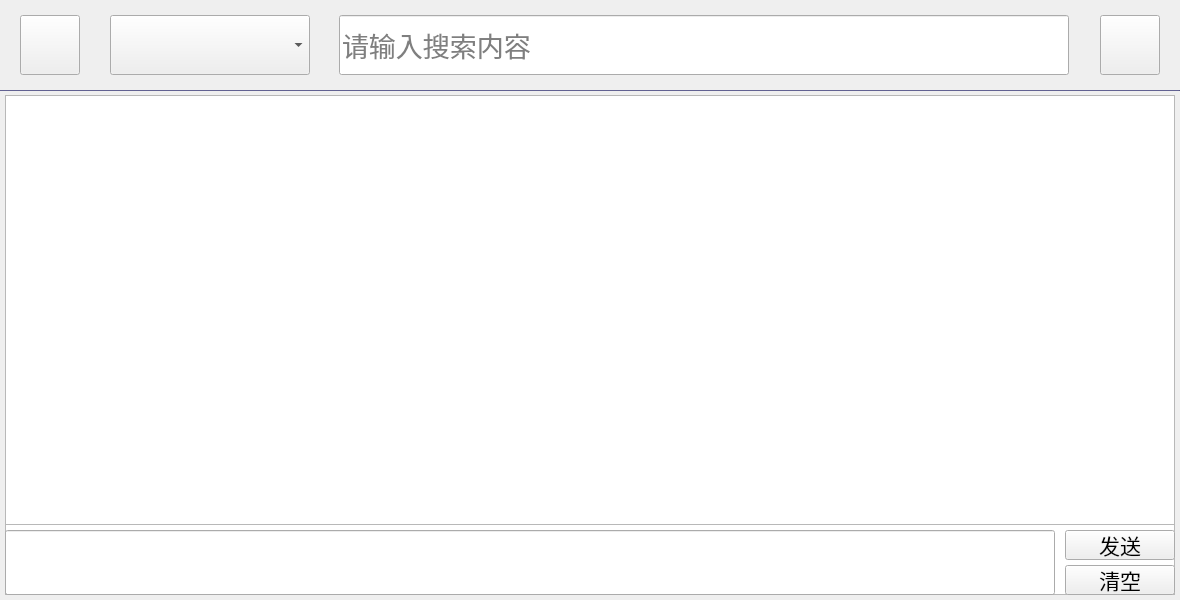
First picture: the form in search.ui, repository ZZHENJIE/ZMBOX, before the edit.
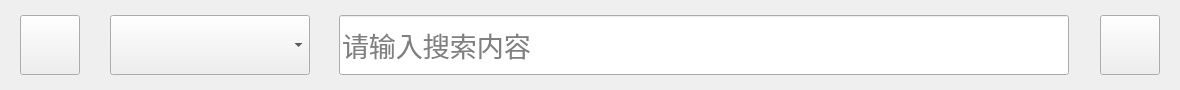
Second picture: the form after the edit. Icons and pictures are not drawn.

The edit to the form file:
```diff
--- a/search.ui
+++ b/search.ui
@@ -7,7 +7,7 @@
     <x>0</x>
     <y>0</y>
     <width>1180</width>
-    <height>600</height>
+    <height>90</height>
    </rect>
   </property>
   <property name="windowTitle">
@@ -137,600 +137,6 @@
     </property>
    </widget>
   </widget>
-  <widget class="Line" name="line">
-   <property name="geometry">
-    <rect>
-     <x>0</x>
-     <y>90</y>
-     <width>1180</width>
-     <height>1</height>
-    </rect>
-   </property>
-   <property name="styleSheet">
-    <string notr="true">background-color: rgb(85, 85, 127);</string>
-   </property>
-   <property name="orientation">
-    <enum>Qt::Horizontal</enum>
-   </property>
-  </widget>
-  <widget class="QListWidget" name="Search_Music_List">
-   <property name="geometry">
-    <rect>
-     <x>5</x>
-     <y>95</y>
-     <width>1170</width>
-     <height>500</height>
-    </rect>
-   </property>
-   <property name="styleSheet">
-    <string notr="true"/>
-   </property>
-  </widget>
-  <widget class="QWidget" name="Recommended_Playlist" native="true">
-   <property name="geometry">
-    <rect>
-     <x>5</x>
-     <y>95</y>
-     <width>1170</width>
-     <height>500</height>
-    </rect>
-   </property>
-   <widget class="QPushButton" name="List_0">
-    <property name="geometry">
-     <rect>
-      <x>50</x>
-      <y>50</y>
-      <width>150</width>
-      <height>150</height>
-     </rect>
-    </property>
-    <property name="minimumSize">
-     <size>
-      <width>150</width>
-      <height>150</height>
-     </size>
-    </property>
-    <property name="maximumSize">
-     <size>
-      <width>150</width>
-      <height>150</height>
-     </size>
-    </property>
-    <property name="styleSheet">
-     <string notr="true">border-radius: 10px;</string>
-    </property>
-    <property name="text">
-     <string/>
-    </property>
-    <property name="iconSize">
-     <size>
-      <width>140</width>
-      <height>140</height>
-     </size>
-    </property>
-    <property name="autoDefault">
-     <bool>false</bool>
-    </property>
-    <property name="default">
-     <bool>false</bool>
-    </property>
-    <property name="flat">
-     <bool>false</bool>
-    </property>
-   </widget>
-   <widget class="QPushButton" name="List_1">
-    <property name="geometry">
-     <rect>
-      <x>280</x>
-      <y>50</y>
-      <width>150</width>
-      <height>150</height>
-     </rect>
-    </property>
-    <property name="minimumSize">
-     <size>
-      <width>150</width>
-      <height>150</height>
-     </size>
-    </property>
-    <property name="maximumSize">
-     <size>
-      <width>150</width>
-      <height>150</height>
-     </size>
-    </property>
-    <property name="styleSheet">
-     <string notr="true">border-radius: 10px;</string>
-    </property>
-    <property name="text">
-     <string/>
-    </property>
-    <property name="iconSize">
-     <size>
-      <width>140</width>
-      <height>140</height>
-     </size>
-    </property>
-    <property name="flat">
-     <bool>false</bool>
-    </property>
-   </widget>
-   <widget class="QPushButton" name="List_2">
-    <property name="geometry">
-     <rect>
-      <x>510</x>
-      <y>50</y>
-      <width>150</width>
-      <height>150</height>
-     </rect>
-    </property>
-    <property name="minimumSize">
-     <size>
-      <width>150</width>
-      <height>150</height>
-     </size>
-    </property>
-    <property name="maximumSize">
-     <size>
-      <width>150</width>
-      <height>150</height>
-     </size>
-    </property>
-    <property name="styleSheet">
-     <string notr="true">border-radius: 10px;</string>
-    </property>
-    <property name="text">
-     <string/>
-    </property>
-    <property name="iconSize">
-     <size>
-      <width>140</width>
-      <height>140</height>
-     </size>
-    </property>
-    <property name="flat">
-     <bool>false</bool>
-    </property>
-   </widget>
-   <widget class="QPushButton" name="List_3">
-    <property name="geometry">
-     <rect>
-      <x>740</x>
-      <y>50</y>
-      <width>150</width>
-      <height>150</height>
-     </rect>
-    </property>
-    <property name="minimumSize">
-     <size>
-      <width>150</width>
-      <height>150</height>
-     </size>
-    </property>
-    <property name="maximumSize">
-     <size>
-      <width>150</width>
-      <height>150</height>
-     </size>
-    </property>
-    <property name="styleSheet">
-     <string notr="true">border-radius: 10px;</string>
-    </property>
-    <property name="text">
-     <string/>
-    </property>
-    <property name="iconSize">
-     <size>
-      <width>140</width>
-      <height>140</height>
-     </size>
-    </property>
-    <property name="flat">
-     <bool>false</bool>
-    </property>
-   </widget>
-   <widget class="QPushButton" name="List_4">
-    <property name="geometry">
-     <rect>
-      <x>970</x>
-      <y>50</y>
-      <width>150</width>
-      <height>150</height>
-     </rect>
-    </property>
-    <property name="minimumSize">
-     <size>
-      <width>150</width>
-      <height>150</height>
-     </size>
-    </property>
-    <property name="maximumSize">
-     <size>
-      <width>150</width>
-      <height>150</height>
-     </size>
-    </property>
-    <property name="styleSheet">
-     <string notr="true">border-radius: 10px;</string>
-    </property>
-    <property name="text">
-     <string/>
-    </property>
-    <property name="iconSize">
-     <size>
-      <width>140</width>
-      <height>140</height>
-     </size>
-    </property>
-    <property name="flat">
-     <bool>false</bool>
-    </property>
-   </widget>
-   <widget class="QPushButton" name="List_5">
-    <property name="geometry">
-     <rect>
-      <x>50</x>
-      <y>300</y>
-      <width>150</width>
-      <height>150</height>
-     </rect>
-    </property>
-    <property name="minimumSize">
-     <size>
-      <width>150</width>
-      <height>150</height>
-     </size>
-    </property>
-    <property name="maximumSize">
-     <size>
-      <width>150</width>
-      <height>150</height>
-     </size>
-    </property>
-    <property name="styleSheet">
-     <string notr="true">border-radius: 10px;</string>
-    </property>
-    <property name="text">
-     <string/>
-    </property>
-    <property name="iconSize">
-     <size>
-      <width>140</width>
-      <height>140</height>
-     </size>
-    </property>
-    <property name="flat">
-     <bool>false</bool>
-    </property>
-   </widget>
-   <widget class="QPushButton" name="List_6">
-    <property name="geometry">
-     <rect>
-      <x>280</x>
-      <y>300</y>
-      <width>150</width>
-      <height>150</height>
-     </rect>
-    </property>
-    <property name="minimumSize">
-     <size>
-      <width>150</width>
-      <height>150</height>
-     </size>
-    </property>
-    <property name="maximumSize">
-     <size>
-      <width>150</width>
-      <height>150</height>
-     </size>
-    </property>
-    <property name="styleSheet">
-     <string notr="true">border-radius: 10px;</string>
-    </property>
-    <property name="text">
-     <string/>
-    </property>
-    <property name="iconSize">
-     <size>
-      <width>140</width>
-      <height>140</height>
-     </size>
-    </property>
-    <property name="flat">
-     <bool>false</bool>
-    </property>
-   </widget>
-   <widget class="QPushButton" name="List_7">
-    <property name="geometry">
-     <rect>
-      <x>510</x>
-      <y>300</y>
-      <width>150</width>
-      <height>150</height>
-     </rect>
-    </property>
-    <property name="minimumSize">
-     <size>
-      <width>150</width>
-      <height>150</height>
-     </size>
-    </property>
-    <property name="maximumSize">
-     <size>
-      <width>150</width>
-      <height>150</height>
-     </size>
-    </property>
-    <property name="styleSheet">
-     <string notr="true">border-radius: 10px;</string>
-    </property>
-    <property name="text">
-     <string/>
-    </property>
-    <property name="iconSize">
-     <size>
-      <width>140</width>
-      <height>140</height>
-     </size>
-    </property>
-    <property name="flat">
-     <bool>false</bool>
-    </property>
-   </widget>
-   <widget class="QPushButton" name="List_8">
-    <property name="geometry">
-     <rect>
-      <x>740</x>
-      <y>300</y>
-      <width>150</width>
-      <height>150</height>
-     </rect>
-    </property>
-    <property name="minimumSize">
-     <size>
-      <width>150</width>
-      <height>150</height>
-     </size>
-    </property>
-    <property name="maximumSize">
-     <size>
-      <width>150</width>
-      <height>150</height>
-     </size>
-    </property>
-    <property name="styleSheet">
-     <string notr="true">border-radius: 10px;</string>
-    </property>
-    <property name="text">
-     <string/>
-    </property>
-    <property name="iconSize">
-     <size>
-      <width>140</width>
-      <height>140</height>
-     </size>
-    </property>
-    <property name="flat">
-     <bool>false</bool>
-    </property>
-   </widget>
-   <widget class="QPushButton" name="List_9">
-    <property name="geometry">
-     <rect>
-      <x>970</x>
-      <y>300</y>
-      <width>150</width>
-      <height>150</height>
-     </rect>
-    </property>
-    <property name="minimumSize">
-     <size>
-      <width>150</width>
-      <height>150</height>
-     </size>
-    </property>
-    <property name="maximumSize">
-     <size>
-      <width>150</width>
-      <height>150</height>
-     </size>
-    </property>
-    <property name="styleSheet">
-     <string notr="true">border-radius: 10px;</string>
-    </property>
-    <property name="text">
-     <string/>
-    </property>
-    <property name="iconSize">
-     <size>
-      <width>140</width>
-      <height>140</height>
-     </size>
-    </property>
-    <property name="flat">
-     <bool>false</bool>
-    </property>
-   </widget>
-  </widget>
-  <widget class="QWidget" name="Play_Like" native="true">
-   <property name="geometry">
-    <rect>
-     <x>5</x>
-     <y>95</y>
-     <width>1170</width>
-     <height>500</height>
-    </rect>
-   </property>
-   <widget class="QPushButton" name="Play_All_Button">
-    <property name="geometry">
-     <rect>
-      <x>0</x>
-      <y>5</y>
-      <width>120</width>
-      <height>20</height>
-     </rect>
-    </property>
-    <property name="font">
-     <font>
-      <family>楷体</family>
-      <pointsize>12</pointsize>
-     </font>
-    </property>
-    <property name="text">
-     <string>播放全部</string>
-    </property>
-   </widget>
-   <widget class="QPushButton" name="Delete_Button">
-    <property name="geometry">
-     <rect>
-      <x>150</x>
-      <y>5</y>
-      <width>120</width>
-      <height>20</height>
-     </rect>
-    </property>
-    <property name="font">
-     <font>
-      <family>楷体</family>
-      <pointsize>12</pointsize>
-     </font>
-    </property>
-    <property name="text">
-     <string>删除歌曲</string>
-    </property>
-   </widget>
-   <widget class="QPushButton" name="Download_Button">
-    <property name="geometry">
-     <rect>
-      <x>300</x>
-      <y>5</y>
-      <width>120</width>
-      <height>20</height>
-     </rect>
-    </property>
-    <property name="font">
-     <font>
-      <family>楷体</family>
-      <pointsize>12</pointsize>
-     </font>
-    </property>
-    <property name="text">
-     <string>下载歌曲</string>
-    </property>
-   </widget>
-   <widget class="QListWidget" name="Like_Play_List">
-    <property name="geometry">
-     <rect>
-      <x>0</x>
-      <y>30</y>
-      <width>1170</width>
-      <height>470</height>
-     </rect>
-    </property>
-   </widget>
-   <widget class="QPushButton" name="Add_Like_Button">
-    <property name="geometry">
-     <rect>
-      <x>450</x>
-      <y>5</y>
-      <width>120</width>
-      <height>20</height>
-     </rect>
-    </property>
-    <property name="font">
-     <font>
-      <family>楷体</family>
-      <pointsize>12</pointsize>
-     </font>
-    </property>
-    <property name="text">
-     <string>添加到喜欢</string>
-    </property>
-   </widget>
-  </widget>
-  <widget class="QWidget" name="Chat_Room" native="true">
-   <property name="geometry">
-    <rect>
-     <x>5</x>
-     <y>95</y>
-     <width>1170</width>
-     <height>500</height>
-    </rect>
-   </property>
-   <widget class="QListWidget" name="Message_List">
-    <property name="geometry">
-     <rect>
-      <x>0</x>
-      <y>0</y>
-      <width>1170</width>
-      <height>430</height>
-     </rect>
-    </property>
-   </widget>
-   <widget class="QPushButton" name="Send_Button">
-    <property name="geometry">
-     <rect>
-      <x>1060</x>
-      <y>435</y>
-      <width>110</width>
-      <height>30</height>
-     </rect>
-    </property>
-    <property name="font">
-     <font>
-      <family>楷体</family>
-      <pointsize>16</pointsize>
-     </font>
-    </property>
-    <property name="text">
-     <string>发送</string>
-    </property>
-   </widget>
-   <widget class="QLineEdit" name="Input_Text">
-    <property name="geometry">
-     <rect>
-      <x>0</x>
-      <y>435</y>
-      <width>1050</width>
-      <height>65</height>
-     </rect>
-    </property>
-    <property name="font">
-     <font>
-      <family>楷体</family>
-      <pointsize>20</pointsize>
-     </font>
-    </property>
-    <property name="inputMask">
-     <string/>
-    </property>
-   </widget>
-   <widget class="QPushButton" name="Clear_Button">
-    <property name="geometry">
-     <rect>
-      <x>1060</x>
-      <y>470</y>
-      <width>110</width>
-      <height>30</height>
-     </rect>
-    </property>
-    <property name="font">
-     <font>
-      <family>楷体</family>
-      <pointsize>16</pointsize>
-     </font>
-    </property>
-    <property name="text">
-     <string>清空</string>
-    </property>
-   </widget>
-  </widget>
-  <zorder>Search_Music_List</zorder>
-  <zorder>Search</zorder>
-  <zorder>line</zorder>
-  <zorder>Recommended_Playlist</zorder>
-  <zorder>Play_Like</zorder>
-  <zorder>Chat_Room</zorder>
  </widget>
  <resources>
   <include location="Resources.qrc"/>
```
